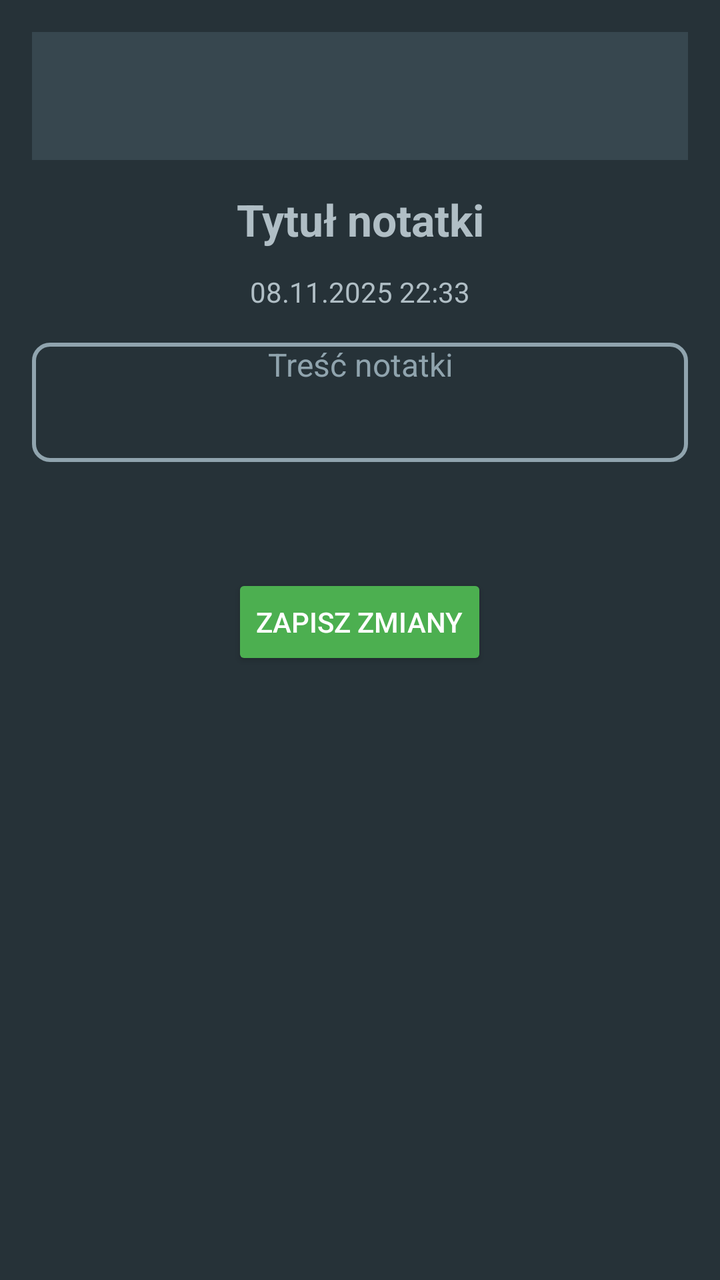
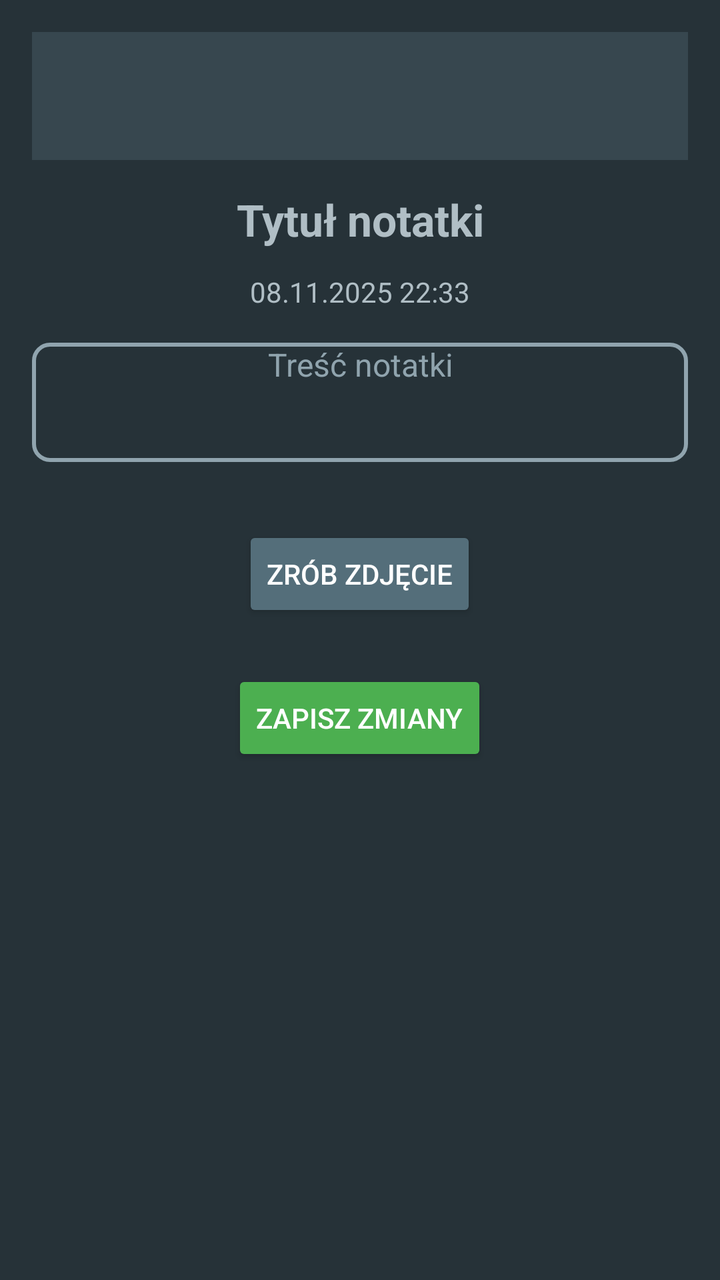

The first picture is an Android layout as it rendered before a commit; the second is the same layout after the commit. The layout source and the unified diff follow.
<!-- AndroidManifest.xml: application theme Theme.GigaNotatnik -->
<!-- res/layout/activity_note_detail.xml -->
<?xml version="1.0" encoding="utf-8"?>
<ScrollView xmlns:android="http://schemas.android.com/apk/res/android"
    android:layout_width="match_parent"
    android:layout_height="match_parent"
    android:background="#263238"
    android:padding="16dp">

    <LinearLayout
        android:layout_width="match_parent"
        android:layout_height="wrap_content"
        android:orientation="vertical">

        
        <androidx.appcompat.widget.Toolbar
            android:id="@+id/noteToolbar"
            android:layout_width="match_parent"
            android:layout_height="?attr/actionBarSize"
            android:background="#37474F"
            android:title="@string/NoteDetailsStr"
            android:titleTextColor="#FFFFFF"
            android:layout_marginBottom="15dp"
            android:theme="@style/ThemeOverlay.AppCompat.Dark.ActionBar" />

        
        <LinearLayout
            android:layout_width="match_parent"
            android:layout_height="wrap_content"
            android:orientation="vertical"
            android:gravity="center_horizontal">

            
            <EditText
                android:id="@+id/noteTitle"
                android:layout_width="match_parent"
                android:layout_height="wrap_content"
                android:gravity="center"
                android:hint="@string/NoteTitle"
                android:textSize="22sp"
                android:textColor="#FFFFFF"
                android:textColorHint="#B0BEC5"
                android:textStyle="bold"
                android:background="@android:color/transparent"
                android:layout_marginBottom="12dp" />

            
            <TextView
                android:id="@+id/noteTimestamp"
                android:layout_width="wrap_content"
                android:layout_height="wrap_content"
                android:text="@string/ExampleCreateDate"
                android:textSize="14sp"
                android:textColor="#B0BEC5"
                android:layout_marginBottom="16dp" />

            
            <EditText
                android:id="@+id/noteContent"
                android:layout_width="match_parent"
                android:layout_height="wrap_content"
                android:hint="@string/note_content"
                android:minLines="3"
                android:gravity="top|center_horizontal"
                android:textSize="16sp"
                android:textColor="#ECEFF1"
                android:textColorHint="#90A4AE"
                android:background="@drawable/edittext_background_edit_text"
                android:layout_marginBottom="32dp" />

            
            <LinearLayout
                android:layout_width="match_parent"
                android:layout_height="wrap_content"
                android:orientation="vertical"
                android:gravity="center_horizontal">

                <Button
                    android:id="@+id/btnPlayAudio"
                    android:layout_width="wrap_content"
                    android:layout_height="wrap_content"
                    android:text="@string/play_audio"
                    android:visibility="gone"
                    android:backgroundTint="#546E7A"
                    android:textColor="#FFFFFF"
                    android:layout_marginBottom="12dp" />

                <Button
                    android:id="@+id/btnOpenLocation"
                    android:layout_width="wrap_content"
                    android:layout_height="wrap_content"
                    android:text="@string/ShowLocalizationStr"
                    android:visibility="gone"
                    android:backgroundTint="#546E7A"
                    android:textColor="#FFFFFF" />

                <Button
                    android:id="@+id/btnSaveChanges"
                    android:layout_width="wrap_content"
                    android:layout_height="wrap_content"
                    android:text="@string/SaveChangesStr"
                    android:layout_marginTop="24dp"
                    android:backgroundTint="#4CAF50"
                    android:textColor="#FFFFFF" />

            </LinearLayout>
        </LinearLayout>
    </LinearLayout>
</ScrollView>
<!-- resources referenced by this layout -->
<resources>
  <!-- drawable edittext_background_edit_text (drawable) -->
  <?xml version="1.0" encoding="utf-8"?>
  <shape xmlns:android="http://schemas.android.com/apk/res/android"
      android:shape="rectangle">
  
      <solid android:color="@android:color/transparent" />
      <stroke android:width="2dp" android:color="#90A4AE" />
      <corners android:radius="8dp" />
  </shape>
  <string name="ExampleCreateDate">08.11.2025 22:33</string>
  <string name="NoteDetailsStr">Szczegóły notatki</string>
  <string name="NoteTitle">Tytuł notatki</string>
  <string name="SaveChangesStr">Zapisz zmiany</string>
  <string name="ShowLocalizationStr">Pokaż lokalizację</string>
  <string name="note_content">Treść notatki</string>
  <string name="play_audio">Odtwórz</string>
  <style name="Theme.GigaNotatnik" parent="Theme.Material3.DayNight.NoActionBar">
          <item name="android:windowBackground">@color/background</item>
          <item name="colorPrimary">@color/primary</item>
          <item name="colorPrimaryVariant">@color/primaryVariant</item>
          <item name="colorSecondary">@color/primary_teal</item>
          <item name="colorAccent">@color/accent</item>
          <item name="colorSurface">@color/surface</item>
          <item name="colorOnSurface">@color/textPrimary</item>
          <item name="colorOnPrimary">@color/text_on_button</item>
      </style>
  <color name="background">#E0E0E0</color>
  <color name="primary">#3A7F74</color>
  <color name="primaryVariant">#00BFFF</color>
  <color name="primary_teal">#2F6F63</color>
  <color name="accent">#00D4FF</color>
  <color name="surface">#D6D6D6</color>
  <color name="textPrimary">#111111</color>
  <color name="text_on_button">#FFFFFF</color>
</resources>

<!-- the commit's change to res/layout/activity_note_detail.xml (unified diff, before → after) -->
@@ -53,6 +53,17 @@
                 android:layout_marginBottom="16dp" />
 
             
+            <ImageView
+                android:id="@+id/notePhoto"
+                android:layout_width="match_parent"
+                android:layout_height="300dp"
+                android:scaleType="centerCrop"
+                android:visibility="gone"
+                android:layout_marginTop="16dp"
+                android:layout_marginBottom="16dp"/>
+
+
+            
             <EditText
                 android:id="@+id/noteContent"
                 android:layout_width="match_parent"
@@ -93,6 +104,16 @@
                     android:textColor="#FFFFFF" />
 
                 <Button
+                    android:id="@+id/btnTakePhotoDetail"
+                    android:layout_width="wrap_content"
+                    android:layout_height="wrap_content"
+                    android:text="@string/take_photo"
+                    android:backgroundTint="#546E7A"
+                    android:textColor="#FFFFFF" />
+
+
+
+                <Button
                     android:id="@+id/btnSaveChanges"
                     android:layout_width="wrap_content"
                     android:layout_height="wrap_content"
<!-- resource entries referenced after the edit -->
@@ -16,6 +16,7 @@
   <string name="ShowLocalizationStr">Pokaż lokalizację</string>
   <string name="note_content">Treść notatki</string>
   <string name="play_audio">Odtwórz</string>
+  <string name="take_photo">Zrób zdjęcie</string>
   <style name="Theme.GigaNotatnik" parent="Theme.Material3.DayNight.NoActionBar">
           <item name="android:windowBackground">@color/background</item>
           <item name="colorPrimary">@color/primary</item>
